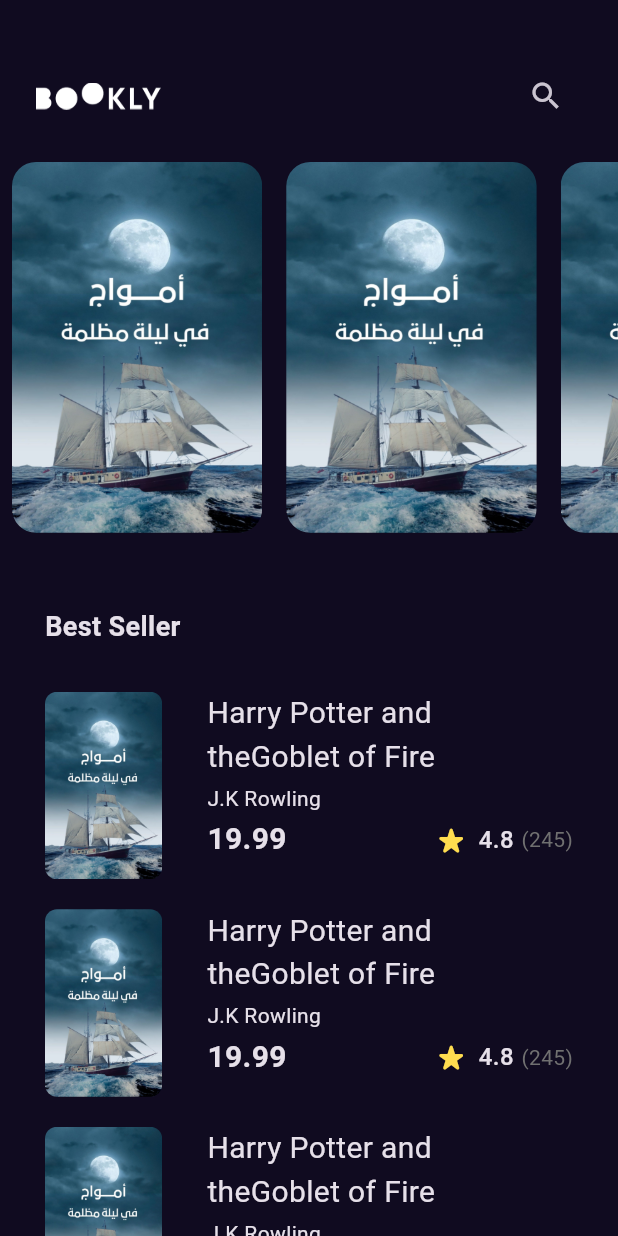
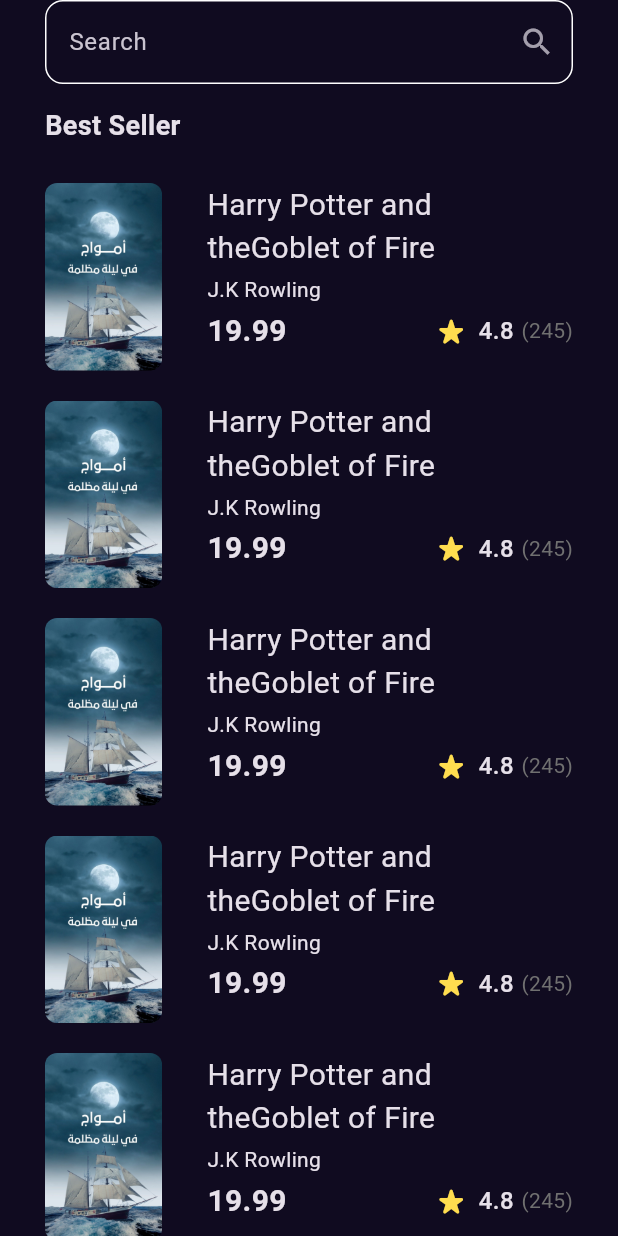
Before and after one commit to hamadia/Bookly_app, a Flutter app: the screen it shows after launch, after a tap on the "search" icon, on a phone screen of 412 x 824 dp. Run offline on Flutter 3.47's test engine with Material 3 defaults, Android fonts, the phone set to English and light mode, and no system bars; our stand-ins replace go_router.

Commit message:
+ search_page +similar_widget

```diff
--- a/lib/Features/home/presentation/views/widgets/best_seller_list_view.dart
+++ b/lib/Features/home/presentation/views/widgets/best_seller_list_view.dart
@@ -1,4 +1,4 @@
-import 'package:bookly/Features/home/presentation/views/widgets/best_seller_list_view_item.dart';
+import 'package:bookly/Features/home/presentation/views/widgets/book_list_view_item.dart';
 import 'package:flutter/material.dart';
 
 class BestSellerListView extends StatelessWidget {
@@ -14,7 +14,7 @@
       itemBuilder: (context, index) {
         return const Padding(
           padding: EdgeInsets.symmetric(vertical: 10),
-          child: BestSellerListViewItem(),
+          child: BookListViewItem(),
         );
       },
     );
--- a/lib/Features/home/presentation/views/widgets/best_seller_list_view_item.dart
+++ b/lib/Features/home/presentation/views/widgets/book_list_view_item.dart
@@ -6,8 +6,8 @@
 import '../../../../../core/utils/assets.dart';
 import '../../../../../core/utils/styles.dart';
 
-class BestSellerListViewItem extends StatelessWidget {
-  const BestSellerListViewItem({super.key});
+class BookListViewItem extends StatelessWidget {
+  const BookListViewItem({super.key});
 
   @override
   Widget build(BuildContext context) {
--- a/lib/Features/home/presentation/views/widgets/custom_app_bar.dart
+++ b/lib/Features/home/presentation/views/widgets/custom_app_bar.dart
@@ -1,4 +1,6 @@
+import 'package:bookly/core/utils/app_routes.dart';
 import 'package:flutter/material.dart';
+import 'package:go_router/go_router.dart';
 
 import '../../../../../core/utils/assets.dart';
 
@@ -9,7 +11,7 @@
   Widget build(BuildContext context) {
     return Padding(
         padding:
-            const EdgeInsets.only(left: 24, right: 24, top: 40, bottom: 20),
+        const EdgeInsets.only(left: 24, right: 24, top: 40, bottom: 20),
         child: Row(
           children: [
             Image.asset(
@@ -18,7 +20,9 @@
             ),
             const Spacer(),
             IconButton(
-                onPressed: () {},
+                onPressed: () {
+                  GoRouter.of(context).push(AppRouter.kSearchView);
+                },
                 icon: const Icon(
                   Icons.search,
                 ))
--- a/lib/Features/home/presentation/views/widgets/custom_book_item.dart
+++ b/lib/Features/home/presentation/views/widgets/custom_book_item.dart
@@ -8,7 +8,7 @@
   @override
   Widget build(BuildContext context) {
     return AspectRatio(
-      aspectRatio: 2.7 / 4,
+      aspectRatio: 2.6 / 4,
       child: Container(
         decoration: BoxDecoration(
           borderRadius: BorderRadius.circular(16),
--- /dev/null
+++ b/lib/Features/search/presentation/views/search_view.dart
@@ -0,0 +1,15 @@
+import 'package:bookly/Features/search/presentation/views/widgets/search_view_body.dart';
+import 'package:flutter/material.dart';
+
+class SearchView extends StatelessWidget {
+  const SearchView({super.key});
+
+  @override
+  Widget build(BuildContext context) {
+    return const Scaffold(
+      body: SafeArea(
+        child: SearchViewBody(),
+      ),
+    );
+  }
+}
--- /dev/null
+++ b/lib/Features/search/presentation/views/widgets/custom_search_text_field.dart
@@ -0,0 +1,32 @@
+import 'package:flutter/material.dart';
+
+class CustomSearchTextField extends StatelessWidget {
+  const CustomSearchTextField({super.key});
+
+  @override
+  Widget build(BuildContext context) {
+    return TextField(
+      decoration: InputDecoration(
+        enabledBorder: buildOutlineInputBorder(),
+        focusedBorder: buildOutlineInputBorder(),
+        hintText: 'Search',
+        suffixIcon: IconButton(
+          onPressed: () {},
+          icon: const Opacity(
+            opacity: .8,
+            child: Icon(Icons.search),
+          ),
+        ),
+      ),
+    );
+  }
+
+  OutlineInputBorder buildOutlineInputBorder() {
+    return OutlineInputBorder(
+      borderSide: const BorderSide(
+        color: Colors.white,
+      ),
+      borderRadius: BorderRadius.circular(12),
+    );
+  }
+}
--- /dev/null
+++ b/lib/Features/search/presentation/views/widgets/search_results_list_view.dart
@@ -0,0 +1,20 @@
+import 'package:flutter/material.dart';
+
+import '../../../../home/presentation/views/widgets/book_list_view_item.dart';
+
+class SearchResultListView extends StatelessWidget {
+  const SearchResultListView({super.key});
+
+  @override
+  Widget build(BuildContext context) {
+    return ListView.builder(
+        padding: EdgeInsets.zero,
+        itemCount: 10,
+        itemBuilder: (context, index) {
+          return const Padding(
+            padding: EdgeInsets.symmetric(vertical: 10),
+            child: BookListViewItem(),
+          );
+        });
+  }
+}
--- /dev/null
+++ b/lib/Features/search/presentation/views/widgets/search_view_body.dart
@@ -0,0 +1,35 @@
+import 'package:bookly/Features/search/presentation/views/widgets/custom_search_text_field.dart';
+import 'package:bookly/Features/search/presentation/views/widgets/search_results_list_view.dart';
+import 'package:flutter/material.dart';
+
+import '../../../../../core/utils/styles.dart';
+
+class SearchViewBody extends StatelessWidget {
+  const SearchViewBody({super.key});
+
+  @override
+  Widget build(BuildContext context) {
+    return const Padding(
+      padding: EdgeInsets.symmetric(horizontal: 30),
+      child: Column(
+        crossAxisAlignment: CrossAxisAlignment.start,
+        children: [
+          CustomSearchTextField(),
+          SizedBox(
+            height: 15,
+          ),
+          Text(
+            'Best Seller',
+            style: Styles.textStyle18S,
+          ),
+          SizedBox(
+            height: 15,
+          ),
+          Expanded(
+            child: SearchResultListView(),
+          ),
+        ],
+      ),
+    );
+  }
+}
--- a/lib/core/utils/app_routes.dart
+++ b/lib/core/utils/app_routes.dart
@@ -2,11 +2,13 @@
 
 import '../../Features/home/presentation/views/book_details_view.dart';
 import '../../Features/home/presentation/views/home_view.dart';
+import '../../Features/search/presentation/views/search_view.dart';
 import '../../Features/splash/presentation/views/splash_view.dart';
 
 abstract class AppRouter {
   static const String kHomeView = '/homeView';
   static const String kBookDetailsView = '/bookDetailsView';
+  static const String kSearchView = '/searchView';
   static final router = GoRouter(
     routes: [
       GoRoute(
@@ -21,6 +23,10 @@
         path: kBookDetailsView,
         builder: (context, state) => const BookDetailsView(),
       ),
+      GoRoute(
+        path: kSearchView,
+        builder: (context, state) => const SearchView(),
+      ),
     ],
   );
 }
```
Also changed, not shown: lib/Features/home/presentation/views/widgets/book_details_view_body.dart (+31 -2 lines), lib/Features/home/presentation/views/widgets/similar_books_list_view.dart (added, +23 -0 lines).
